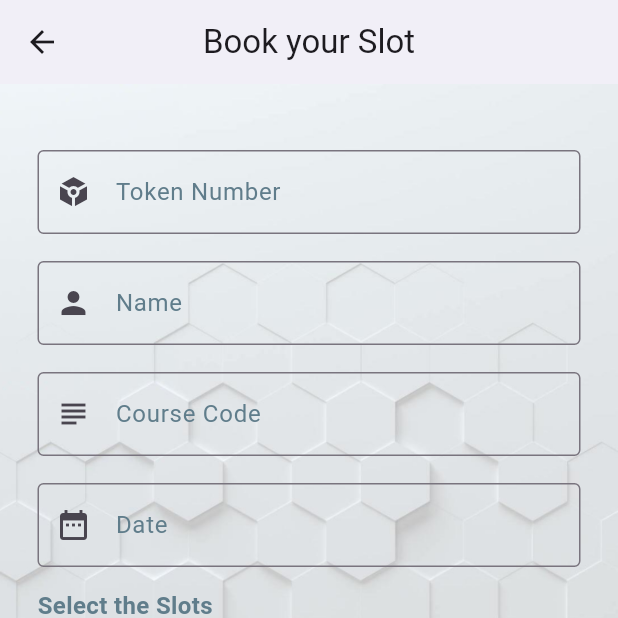
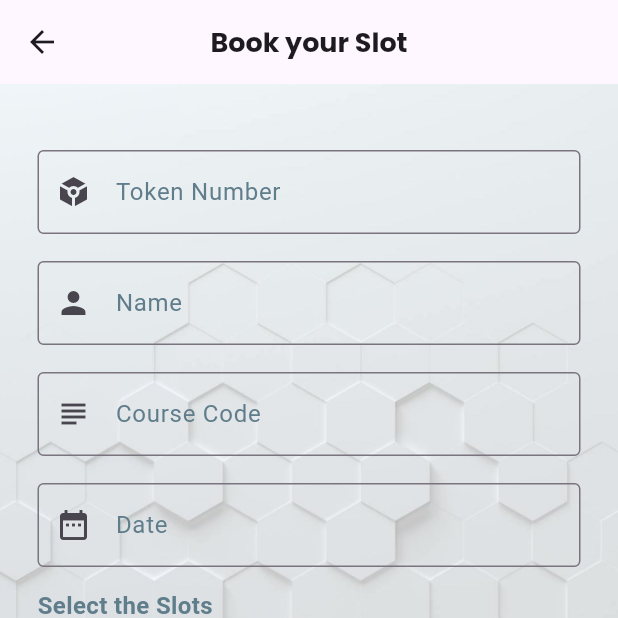
Before and after one commit to KeerthiVasan-ai/SmartReserve, a Flutter app: the BookingScreen screen opened directly, on a phone screen of 412 x 824 dp, the top half of it. Run offline on Flutter 3.47's test engine with Material 3 defaults, Android fonts, the phone set to English and light mode, and no system bars; our stand-ins replace cloud_firestore, firebase_auth, firebase_core, google_fonts; missing offline and left inert: ticket_widget, week_number; accounts and stored records are empty.

Commit message:
Modified UI

```diff
--- a/lib/widgets/build_app_bar.dart
+++ b/lib/widgets/build_app_bar.dart
@@ -1,10 +1,17 @@
 import "package:flutter/material.dart";
+import "package:google_fonts/google_fonts.dart";
 
 AppBar buildAppBar(String title) {
   return AppBar(
-    title: Text(title),
-    backgroundColor: Colors.white,
+    title: Text(
+      title,
+      style: GoogleFonts.poppins(
+        fontWeight: FontWeight.bold,
+        fontSize: 18,
+      ),
+    ),
+    backgroundColor: Colors.transparent,
     centerTitle: true,
-    elevation: 4.0,
+    elevation: 0,
   );
 }
```
